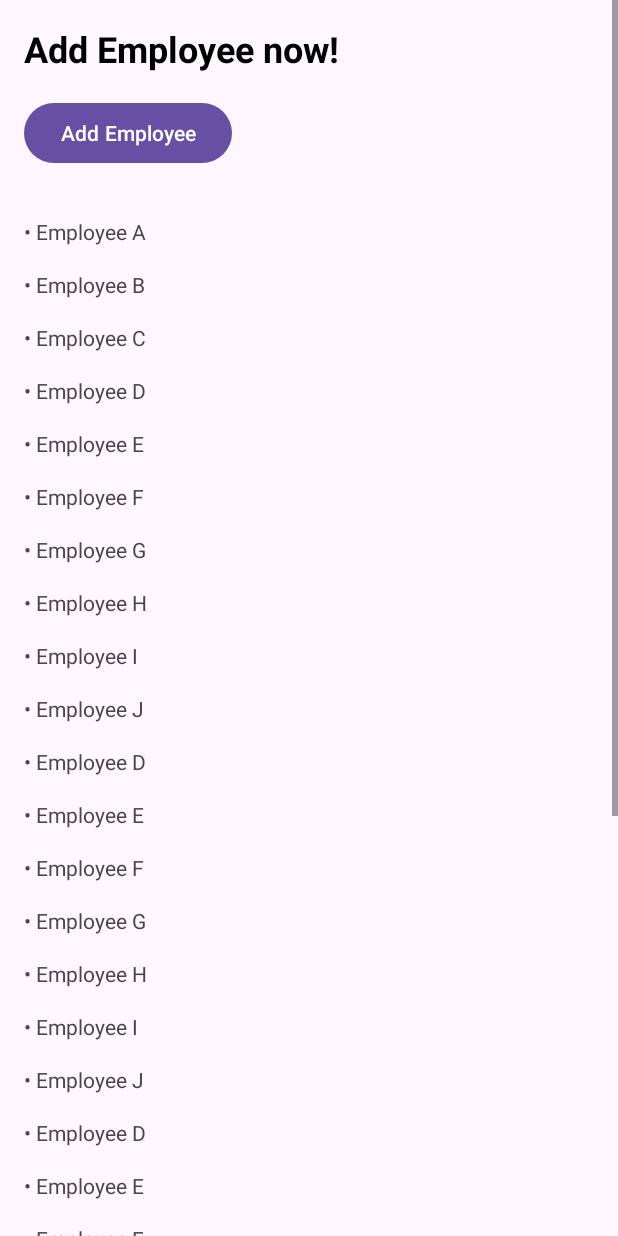
After one commit to hngocs/K22411CSampleProject, an Android app: the EmployeeManagementActivity screen opened directly, with no data from a screen before it, on a phone screen of 412 x 824 dp. The commit adds this screen. Run offline under Robolectric (Android 15) with nearby library versions, the phone set to English and light mode, and no system bars.

Commit message:
BT cua thay

```diff
--- a/app/src/main/AndroidManifest.xml
+++ b/app/src/main/AndroidManifest.xml
@@ -13,18 +13,20 @@
         android:theme="@style/Theme.K22411CSampleProject"
         tools:targetApi="31">
         <activity
+            android:name=".k22411csampleproject.EmployeeManagementActivity"
+            android:exported="false" />
+        <activity
             android:name=".k22411csampleproject.LoginActivity"
-            android:exported="true" >
+            android:exported="true">
             <intent-filter>
                 <action android:name="android.intent.action.MAIN" />
+
                 <category android:name="android.intent.category.LAUNCHER" />
             </intent-filter>
         </activity>
         <activity
             android:name=".k22411csampleproject.MainActivity"
-            android:exported="true">
-
-        </activity>
+            android:exported="true"></activity>
     </application>
 
 </manifest>
--- /dev/null
+++ b/app/src/main/java/com/hngocs/k22411csampleproject/k22411csampleproject/EmployeeManagementActivity.java
@@ -0,0 +1,26 @@
+package com.hngocs.k22411csampleproject.k22411csampleproject;
+
+import android.os.Bundle;
+
+import androidx.activity.EdgeToEdge;
+import androidx.appcompat.app.AppCompatActivity;
+import androidx.core.graphics.Insets;
+import androidx.core.view.ViewCompat;
+import androidx.core.view.WindowInsetsCompat;
+
+import com.hngocs.k22411csampleproject.R;
+
+public class EmployeeManagementActivity extends AppCompatActivity {
+
+    @Override
+    protected void onCreate(Bundle savedInstanceState) {
+        super.onCreate(savedInstanceState);
+        EdgeToEdge.enable(this);
+        setContentView(R.layout.activity_employee_management);
+        ViewCompat.setOnApplyWindowInsetsListener(findViewById(R.id.main), (v, insets) -> {
+            Insets systemBars = insets.getInsets(WindowInsetsCompat.Type.systemBars());
+            v.setPadding(systemBars.left, systemBars.top, systemBars.right, systemBars.bottom);
+            return insets;
+        });
+    }
+}
--- a/app/src/main/java/com/hngocs/k22411csampleproject/k22411csampleproject/LoginActivity.java
+++ b/app/src/main/java/com/hngocs/k22411csampleproject/k22411csampleproject/LoginActivity.java
@@ -61,7 +61,8 @@ public class LoginActivity extends AppCompatActivity {
         }
         else
         {
-            Toast.makeText(this,"Login failed! check your account again!",Toast.LENGTH_LONG).show();
+            Toast.makeText(this, getString(R.string.login_failed_message), Toast.LENGTH_LONG).show();
+            //Toast.makeText(this,"Login failed! check your account again!",Toast.LENGTH_LONG).show();
             // Length short la trung binh duoi 2s, length long la 3-5s, la tat cua so
         }
     }
@@ -107,7 +108,8 @@ public class LoginActivity extends AppCompatActivity {
             }
 
             this.doubleBackToExitPressedOnce = true;
-            Toast.makeText(this, "Please click BACK again to exit", Toast.LENGTH_SHORT).show();
+            Toast.makeText(this, getString(R.string.press_back_again_to_exit), Toast.LENGTH_SHORT).show();
+            //Toast.makeText(this, "Please click BACK again to exit", Toast.LENGTH_SHORT).show();
 
             new Handler().postDelayed(new Runnable() {
                 @Override
--- a/app/src/main/java/com/hngocs/k22411csampleproject/k22411csampleproject/MainActivity.java
+++ b/app/src/main/java/com/hngocs/k22411csampleproject/k22411csampleproject/MainActivity.java
@@ -1,6 +1,10 @@
 package com.hngocs.k22411csampleproject.k22411csampleproject;
 
+import android.content.Intent;
 import android.os.Bundle;
+import android.view.View;
+import android.widget.ImageView;
+import android.widget.TextView;
 
 import androidx.activity.EdgeToEdge;
 import androidx.appcompat.app.AppCompatActivity;
@@ -12,15 +16,49 @@ import com.hngocs.k22411csampleproject.R;
 
 public class MainActivity extends AppCompatActivity {
 
+    ImageView imgEmployee;
+    TextView txtEmployee;
+
     @Override
     protected void onCreate(Bundle savedInstanceState) {
         super.onCreate(savedInstanceState);
         EdgeToEdge.enable(this);
         setContentView(R.layout.activity_main);
+        addViews();
+        addEvents();
+
         ViewCompat.setOnApplyWindowInsetsListener(findViewById(R.id.main), (v, insets) -> {
             Insets systemBars = insets.getInsets(WindowInsetsCompat.Type.systemBars());
             v.setPadding(systemBars.left, systemBars.top, systemBars.right, systemBars.bottom);
             return insets;
         });
     }
+
+    private void addEvents() {
+        imgEmployee.setOnClickListener(new View.OnClickListener() {
+            @Override
+            public void onClick(View v) {
+                //gọi code mở màn hình quản trị nhận sự
+                openEmployeeManagementActivity();
+            }
+        });
+        txtEmployee.setOnClickListener(new View.OnClickListener() {
+            @Override
+            public void onClick(View v) {
+                // gọi code mở màn hình quản trị nhân sự
+                openEmployeeManagementActivity();
+            }
+        });
+    }
+    void openEmployeeManagementActivity()
+    {
+        Intent intent = new Intent (MainActivity.this, EmployeeManagementActivity.class);
+        // đối số thứ nhất là màn hình Login - là this
+        startActivity(intent);
+    }
+
+    private void addViews() {
+        imgEmployee=findViewById(R.id.imgEmployee);
+        txtEmployee=findViewById(R.id.txtEmployee);
+    }
 }
--- /dev/null
+++ b/app/src/main/res/layout/activity_employee_management.xml
@@ -0,0 +1,82 @@
+<?xml version="1.0" encoding="utf-8"?>
+<ScrollView xmlns:android="http://schemas.android.com/apk/res/android"
+    xmlns:app="http://schemas.android.com/apk/res-auto"
+    xmlns:tools="http://schemas.android.com/tools"
+    android:id="@+id/main"
+    android:layout_width="match_parent"
+    android:layout_height="match_parent"
+    tools:context=".k22411csampleproject.EmployeeManagementActivity">
+
+    <LinearLayout
+        android:layout_width="match_parent"
+        android:layout_height="wrap_content"
+        android:orientation="vertical"
+        android:padding="16dp">
+
+        <TextView
+            android:id="@+id/txtTitle"
+            android:layout_width="match_parent"
+            android:layout_height="wrap_content"
+            android:layout_marginBottom="16dp"
+            android:text="@string/title_add_employee_title"
+            android:textColor="@android:color/black"
+            android:textSize="24sp"
+            android:textStyle="bold" />
+
+        <Button
+            android:id="@+id/btnAddEmployee"
+            android:layout_width="wrap_content"
+            android:layout_height="wrap_content"
+            android:layout_marginBottom="24dp"
+            android:text="@string/title_add_employee" />
+
+        <!-- 👇 Thêm nhiều dòng giả lập danh sách nhân viên -->
+        <TextView
+            android:layout_width="match_parent"
+            android:layout_height="wrap_content"
+            android:text="• Employee A"
+            android:paddingVertical="8dp" />
+
+        <TextView
+            android:layout_width="match_parent"
+            android:layout_height="wrap_content"
+            android:text="• Employee B"
+            android:paddingVertical="8dp" />
+
+        <TextView
+            android:layout_width="match_parent"
+            android:layout_height="wrap_content"
+            android:text="• Employee C"
+            android:paddingVertical="8dp" />
+
+        <!-- iả lập thêm nhiều dòng nữa -->
+        <TextView android:layout_width="match_parent" android:layout_height="wrap_content" android:text="• Employee D" android:paddingVertical="8dp"/>
+        <TextView android:layout_width="match_parent" android:layout_height="wrap_content" android:text="• Employee E" android:paddingVertical="8dp"/>
+        <TextView android:layout_width="match_parent" android:layout_height="wrap_content" android:text="• Employee F" android:paddingVertical="8dp"/>
+        <TextView android:layout_width="match_parent" android:layout_height="wrap_content" android:text="• Employee G" android:paddingVertical="8dp"/>
+        <TextView android:layout_width="match_parent" android:layout_height="wrap_content" android:text="• Employee H" android:paddingVertical="8dp"/>
+        <TextView android:layout_width="match_parent" android:layout_height="wrap_content" android:text="• Employee I" android:paddingVertical="8dp"/>
+        <TextView android:layout_width="match_parent" android:layout_height="wrap_content" android:text="• Employee J" android:paddingVertical="8dp"/>
+        <TextView android:layout_width="match_parent" android:layout_height="wrap_content" android:text="• Employee D" android:paddingVertical="8dp"/>
+        <TextView android:layout_width="match_parent" android:layout_height="wrap_content" android:text="• Employee E" android:paddingVertical="8dp"/>
+        <TextView android:layout_width="match_parent" android:layout_height="wrap_content" android:text="• Employee F" android:paddingVertical="8dp"/>
+        <TextView android:layout_width="match_parent" android:layout_height="wrap_content" android:text="• Employee G" android:paddingVertical="8dp"/>
+        <TextView android:layout_width="match_parent" android:layout_height="wrap_content" android:text="• Employee H" android:paddingVertical="8dp"/>
+        <TextView android:layout_width="match_parent" android:layout_height="wrap_content" android:text="• Employee I" android:paddingVertical="8dp"/>
+        <TextView android:layout_width="match_parent" android:layout_height="wrap_content" android:text="• Employee J" android:paddingVertical="8dp"/>
+        <TextView android:layout_width="match_parent" android:layout_height="wrap_content" android:text="• Employee D" android:paddingVertical="8dp"/>
+        <TextView android:layout_width="match_parent" android:layout_height="wrap_content" android:text="• Employee E" android:paddingVertical="8dp"/>
+        <TextView android:layout_width="match_parent" android:layout_height="wrap_content" android:text="• Employee F" android:paddingVertical="8dp"/>
+        <TextView android:layout_width="match_parent" android:layout_height="wrap_content" android:text="• Employee G" android:paddingVertical="8dp"/>
+        <TextView android:layout_width="match_parent" android:layout_height="wrap_content" android:text="• Employee H" android:paddingVertical="8dp"/>
+        <TextView android:layout_width="match_parent" android:layout_height="wrap_content" android:text="• Employee I" android:paddingVertical="8dp"/>
+        <TextView android:layout_width="match_parent" android:layout_height="wrap_content" android:text="• Employee J" android:paddingVertical="8dp"/>
+        <TextView android:layout_width="match_parent" android:layout_height="wrap_content" android:text="• Employee D" android:paddingVertical="8dp"/>
+        <TextView android:layout_width="match_parent" android:layout_height="wrap_content" android:text="• Employee E" android:paddingVertical="8dp"/>
+        <TextView android:layout_width="match_parent" android:layout_height="wrap_content" android:text="• Employee F" android:paddingVertical="8dp"/>
+        <TextView android:layout_width="match_parent" android:layout_height="wrap_content" android:text="• Employee G" android:paddingVertical="8dp"/>
+        <TextView android:layout_width="match_parent" android:layout_height="wrap_content" android:text="• Employee H" android:paddingVertical="8dp"/>
+        <TextView android:layout_width="match_parent" android:layout_height="wrap_content" android:text="• Employee I" android:paddingVertical="8dp"/>
+        <TextView android:layout_width="match_parent" android:layout_height="wrap_content" android:text="• Employee J" android:paddingVertical="8dp"/>
+    </LinearLayout>
+</ScrollView>
--- a/app/src/main/res/values/strings.xml
+++ b/app/src/main/res/values/strings.xml
@@ -13,4 +13,9 @@
     <string name="confirm_exit_no">NO</string>
     <string name="title_employee">Employee</string>
     <string name="title_customer">Customer</string>
+    <string name="login_failed_message">Login failed! Check your account again!</string>
+    <string name="press_back_again_to_exit">Please click BACK again to exit</string>
+    <string name="title_add_employee">Add Employee</string>
+    <string name="title_add_employee_title">Add Employee now!</string>
+
 </resources>
```
Also changed, not shown: 1 other file.
